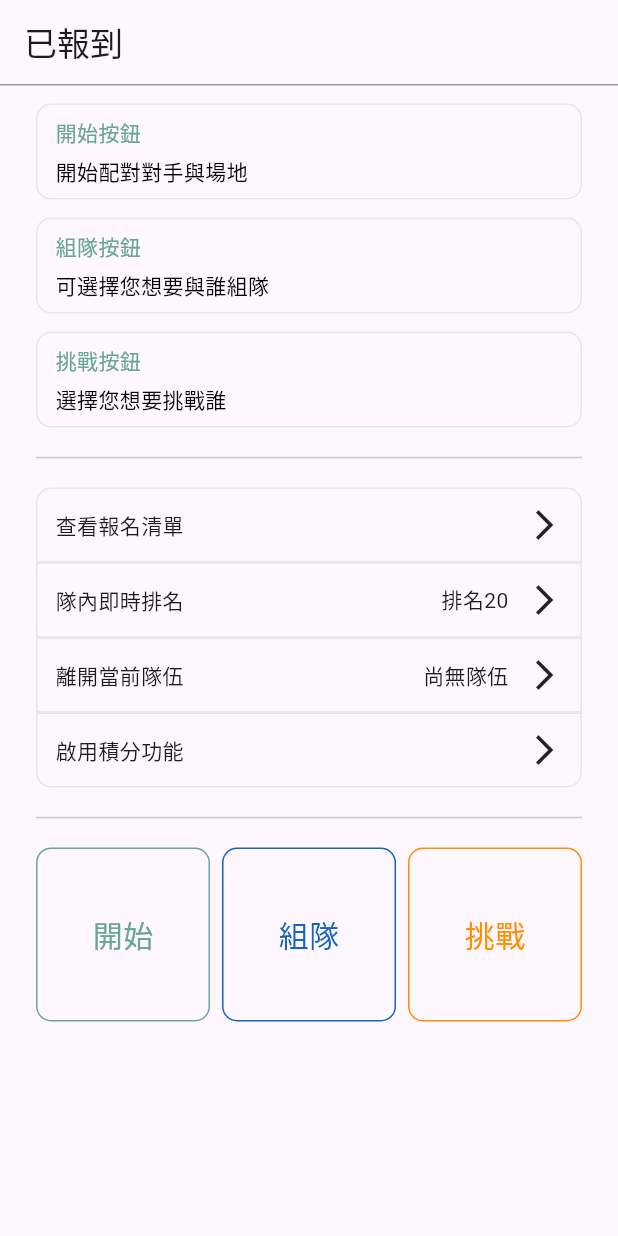
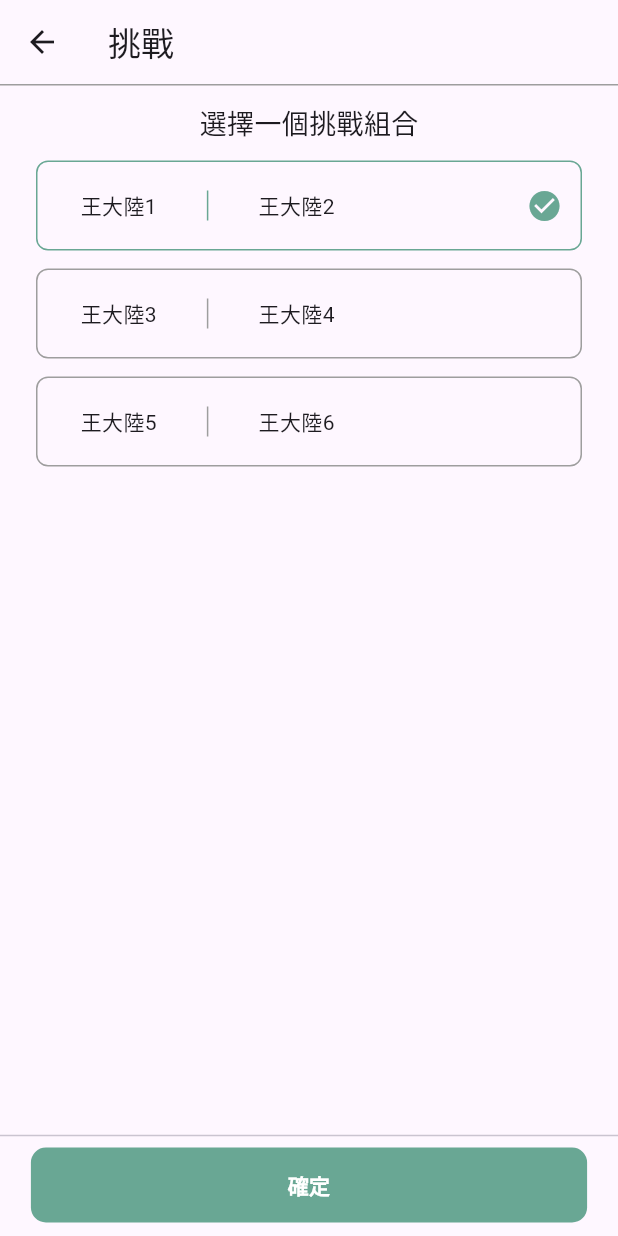
Before and after one commit to WeitingL/joinyou, a Flutter app: the AlreadyToGo screen opened by its route, after a tap on "挑戰", on a phone screen of 412 x 824 dp. Run offline on Flutter 3.47's test engine with Material 3 defaults, Android fonts, the phone set to English and light mode, and no system bars; our stand-ins replace flutter_bloc, go_router, google_maps_flutter, image_picker; missing offline and left inert: dart:ffi.

Commit message:
[page] finished the member match and challenge page.

```diff
--- a/lib/NavigationHelper.dart
+++ b/lib/NavigationHelper.dart
@@ -15,6 +15,9 @@ import 'package:joinyou/ui/team_operation/master/manage_game.dart';
 import 'package:joinyou/ui/team_operation/master/real_time_game.dart';
 import 'package:joinyou/ui/team_operation/master/start_arrange.dart';
 import 'package:joinyou/ui/team_operation/member/already_to_go_page.dart';
+import 'package:joinyou/ui/team_operation/member/challenge_page.dart';
+import 'package:joinyou/ui/team_operation/member/team_mamber_page.dart';
+import 'package:joinyou/ui/team_operation/member/team_match_page.dart';
 import 'package:joinyou/ui/team_operation/team_operation_page.dart';
 
 import 'data/data_team.dart';
@@ -64,6 +67,9 @@ class NavigationHelper {
   static const ADD_NEW_GAMER_PAGE = "/master/add_new_gamer";
 
   static const READY_TO_GO_PAGE = "/member/already_to_go";
+  static const CHALLENG_PAGE = "/member/challenge_page";
+  static const MATCH_TEAM_PAGE = "/member/match_team";
+  static const MEMBER_LIST_PAGE = "/member/member_list";
 
 
   NavigationHelper._internal() {
@@ -222,6 +228,38 @@ class NavigationHelper {
         },
       ),
 
+      GoRoute(
+        path: CHALLENG_PAGE,
+        parentNavigatorKey: _rootNavigatorKey,
+        pageBuilder: (context, state) {
+          final extra = state.extra as Map<String, dynamic>?;
+          return NoTransitionPage(
+            child: ChallengePage(),
+          );
+        },
+      ),
+
+      GoRoute(
+        path: MATCH_TEAM_PAGE,
+        parentNavigatorKey: _rootNavigatorKey,
+        pageBuilder: (context, state) {
+          final extra = state.extra as Map<String, dynamic>?;
+          return NoTransitionPage(
+            child: TeamMatchPage(),
+          );
+        },
+      ),
+
+      GoRoute(
+        path: MEMBER_LIST_PAGE,
+        parentNavigatorKey: _rootNavigatorKey,
+        pageBuilder: (context, state) {
+          final extra = state.extra as Map<String, dynamic>?;
+          return NoTransitionPage(
+            child: TeamMemberListPage(),
+          );
+        },
+      ),
 
 
 
--- a/lib/ui/team_operation/member/already_to_go_page.dart
+++ b/lib/ui/team_operation/member/already_to_go_page.dart
@@ -1,6 +1,8 @@
 import 'package:flutter/cupertino.dart';
 import 'package:flutter/material.dart';
+import 'package:go_router/go_router.dart';
 
+import '../../../NavigationHelper.dart';
 import '../../../app_color.dart';
 import '../master/start_arrange.dart';
 
@@ -39,12 +41,18 @@ class _AlreadyToGoState extends State<AlreadyToGo> {
               const SizedBox(height: 12),
               Divider(),
               const SizedBox(height: 12),
-              Container(
+              GestureDetector(
+                  onTap: () {
+                    GoRouter.of(context)
+                        .push(NavigationHelper.MEMBER_LIST_PAGE);
+                  },
+                  child: Container(
                       height: 50,
                       width: MediaQuery.of(context).size.width,
                       padding: EdgeInsets.symmetric(horizontal: 12),
                       decoration: BoxDecoration(
-                  border: Border.all(color: AppColor.text_grey_E6, width: 1),
+                        border:
+                            Border.all(color: AppColor.text_grey_E6, width: 1),
                         borderRadius: BorderRadius.only(
                             topLeft: Radius.circular(10),
                             topRight: Radius.circular(10)),
@@ -55,8 +63,7 @@ class _AlreadyToGoState extends State<AlreadyToGo> {
                           Expanded(child: SizedBox()),
                           Icon(Icons.arrow_forward_ios)
                         ],
-                ),
-              ),
+                      ))),
               Container(
                   height: 50,
                   width: MediaQuery.of(context).size.width,
@@ -72,14 +79,14 @@ class _AlreadyToGoState extends State<AlreadyToGo> {
                       SizedBox(width: 12),
                       Icon(Icons.arrow_forward_ios)
                     ],
-                ),
-              ),
+                  )),
               Container(
                   height: 50,
                   width: MediaQuery.of(context).size.width,
                   padding: EdgeInsets.symmetric(horizontal: 12),
                   decoration: BoxDecoration(
-                    border: Border.all(color: AppColor.text_grey_E6, width: 1)),
+                      border:
+                          Border.all(color: AppColor.text_grey_E6, width: 1)),
                   child: Row(
                     children: [
                       Text("離開當前隊伍"),
@@ -88,8 +95,7 @@ class _AlreadyToGoState extends State<AlreadyToGo> {
                       SizedBox(width: 12),
                       Icon(Icons.arrow_forward_ios)
                     ],
-                ),
-              ),
+                  )),
               Container(
                   height: 50,
                   width: MediaQuery.of(context).size.width,
@@ -106,8 +112,7 @@ class _AlreadyToGoState extends State<AlreadyToGo> {
                       Expanded(child: SizedBox()),
                       Icon(Icons.arrow_forward_ios)
                     ],
-                ),
-              ),
+                  )),
               const SizedBox(height: 12),
               Divider(),
               const SizedBox(height: 12),
@@ -121,9 +126,19 @@ class _AlreadyToGoState extends State<AlreadyToGo> {
                     RectOutlineContentArea(
                         title: "開始", color: AppColor.title_green, onTap: () {}),
                     RectOutlineContentArea(
-                        title: "組隊", color: AppColor.blue, onTap: () {}),
+                        title: "組隊",
+                        color: AppColor.blue,
+                        onTap: () {
+                          GoRouter.of(context)
+                              .push(NavigationHelper.MATCH_TEAM_PAGE);
+                        }),
                     RectOutlineContentArea(
-                        title: "挑戰", color: AppColor.orange, onTap: () {}),
+                        title: "挑戰",
+                        color: AppColor.orange,
+                        onTap: () {
+                          GoRouter.of(context)
+                              .push(NavigationHelper.CHALLENG_PAGE);
+                        }),
                   ])
             ],
           ),
--- /dev/null
+++ b/lib/ui/team_operation/member/challenge_page.dart
@@ -0,0 +1,134 @@
+import 'package:flutter/cupertino.dart';
+import 'package:flutter/material.dart';
+import 'package:go_router/go_router.dart';
+import 'package:joinyou/app_color.dart';
+
+import '../../component/bottom_bar.dart';
+
+class ChallengePage extends StatefulWidget {
+  const ChallengePage({super.key});
+
+  @override
+  State<StatefulWidget> createState() => _ChallengePage();
+}
+
+class _ChallengePage extends State<ChallengePage> {
+  int _selectedIndex = 0;
+
+  static const List<List<String>> _players = [
+    ["王大陸1", "王大陸2"],
+    ["王大陸3", "王大陸4"],
+    ["王大陸5", "王大陸6"]
+  ];
+
+  @override
+  Widget build(BuildContext context) {
+    return Scaffold(
+      appBar: AppBar(
+        // title at center with left arrow to and bottom line with grey color
+        title: const Text("挑戰"),
+        bottom: PreferredSize(
+          preferredSize: Size.fromHeight(1.0), // 設置 Divider 的高度
+          child: Container(
+            color: Colors.grey, // Divider 的顏色
+            height: 1.0,
+          ),
+        ),
+      ),
+      body: Padding(
+          padding: EdgeInsets.symmetric(horizontal: 24),
+          child: Column(
+            mainAxisAlignment: MainAxisAlignment.start,
+            crossAxisAlignment: CrossAxisAlignment.center,
+            children: [
+              SizedBox(height: 12),
+              Text(
+                "選擇一個挑戰組合",
+                style: TextStyle(fontSize: 18),
+              ),
+              for (var index = 0; index < _players.length; index++) ...[
+                SizedBox(height: 12),
+                MemberChallengeItem(
+                    isSelect: _selectedIndex == index,
+                    player: _players[index],
+                    onTap: () {
+                      _onItemTapped(index);
+                    })
+              ]
+            ],
+          )),
+      bottomNavigationBar: SafeArea(
+          child: BottomBarCenterButton(
+              action: () {
+                context.pop();
+              },
+              content: "確定")),
+    );
+  }
+
+  void _onItemTapped(int index) {
+    setState(() {
+      _selectedIndex = index;
+    });
+  }
+}
+
+class MemberChallengeItem extends StatelessWidget {
+  bool isSelect;
+  List<String> player;
+  Function onTap;
+
+  MemberChallengeItem(
+      {super.key,
+      required this.isSelect,
+      required this.player,
+      required this.onTap});
+
+  @override
+  Widget build(BuildContext context) {
+    return GestureDetector(
+        onTap: () {
+          onTap();
+        },
+        child: Container(
+            height: 60,
+            width: MediaQuery.of(context).size.width,
+            padding: EdgeInsets.symmetric(horizontal: 12),
+            decoration: BoxDecoration(
+              border: Border.all(
+                  color: isSelect ? AppColor.title_green : Colors.grey,
+                  width: 1),
+              borderRadius: BorderRadius.circular(8.0),
+            ),
+            child: Row(children: [
+              Flexible(
+                  flex: 3,
+                  child: Padding(
+                      padding: EdgeInsets.symmetric(vertical: 12),
+                      child: Row(
+                        mainAxisAlignment: MainAxisAlignment.spaceAround,
+                        crossAxisAlignment: CrossAxisAlignment.center,
+                        children: [
+                          Text(player[0]),
+                          Container(
+                            width: 1,
+                            height: 20,
+                            color:
+                                isSelect ? AppColor.title_green : Colors.grey,
+                          ),
+                          Text(player[1]),
+                        ],
+                      ))),
+              Flexible(
+                  flex: 2,
+                  child: Row(
+                    mainAxisAlignment: MainAxisAlignment.end,
+                    crossAxisAlignment: CrossAxisAlignment.center,
+                    children: [
+                      if (isSelect)
+                        Icon(Icons.check_circle, color: AppColor.title_green)
+                    ],
+                  )),
+            ])));
+  }
+}
```
Also changed, not shown: lib/ui/team_operation/member/team_mamber_page.dart (added, +54 -0 lines), lib/ui/team_operation/member/team_match_page.dart (added, +107 -0 lines). Lines whose indentation alone changed are shown as unchanged.
